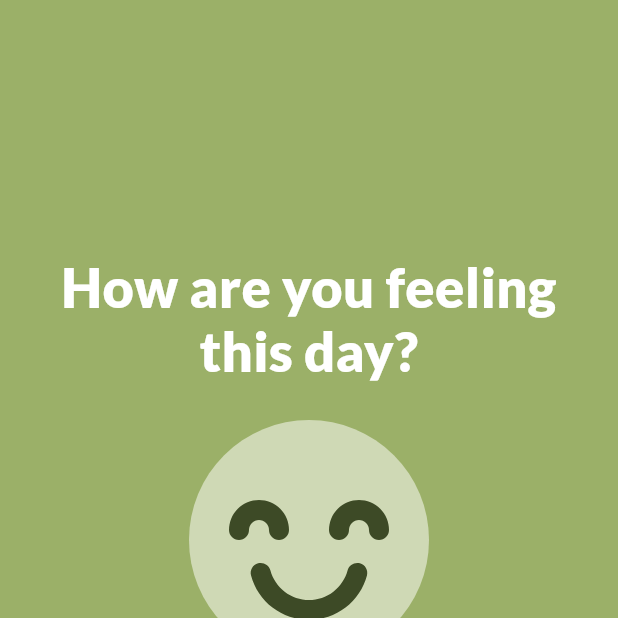
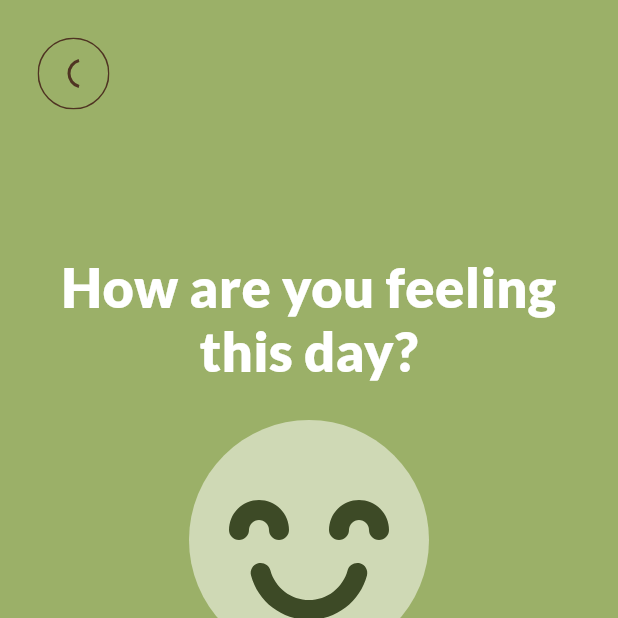
Before and after one commit to TaiMinh2002/MENTAL_HEALTH_APPLICATION, a Flutter app: the SetMoodItem screen opened by its route, on a phone screen of 412 x 824 dp, the top half of it. Run offline on Flutter 3.47's test engine with Material 3 defaults, Android fonts, the phone set to English and light mode, and no system bars; our stand-ins replace device_info_plus, dio, flutter_screenutil, flutter_svg, get, get_storage and 6 more; missing offline and left inert: android_id; accounts and stored records are empty; network calls fail.

Commit message:
add back button in set mood

```diff
--- a/mental_healing/lib/page/mood/component/set_mood_item.dart
+++ b/mental_healing/lib/page/mood/component/set_mood_item.dart
@@ -1,4 +1,5 @@
 import 'package:mental_healing/base/base_mixin.dart';
+import 'package:mental_healing/base_widget/back_button_widget.dart';
 import 'package:mental_healing/base_widget/button_widget.dart';
 import 'package:mental_healing/import.dart';
 
@@ -37,7 +38,9 @@ class _SetMoodItemState extends State<SetMoodItem> {
     return SafeArea(
       child: Scaffold(
         backgroundColor: backgroundColors[selectedMoodIndex],
-        body: Center(
+        body: Stack(
+          children: [
+            Center(
               child: Padding(
                 padding: const EdgeInsets.symmetric(horizontal: 10.0),
                 child: Column(
@@ -88,6 +91,9 @@ class _SetMoodItemState extends State<SetMoodItem> {
                 ),
               ),
             ),
+            const Positioned(top: 10, left: 10, child: BackButtonWidget())
+          ],
+        ),
       ),
     );
   }
```
Lines whose indentation alone changed are shown as unchanged.
